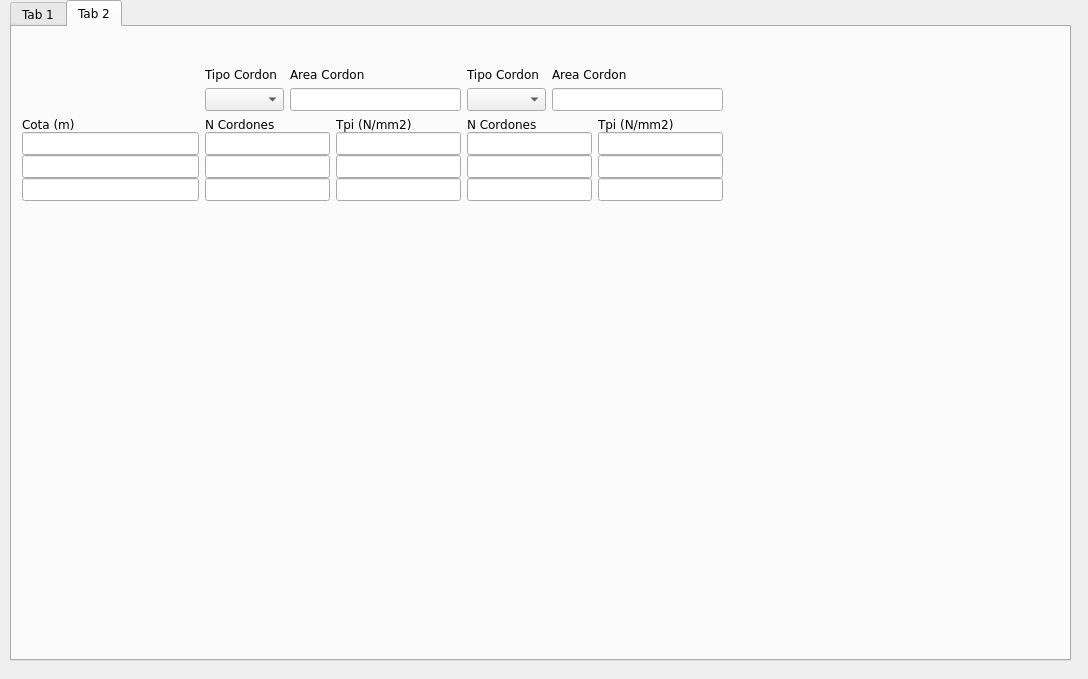
Above: ui_files/herramienta_trapecios_v8.ui from Sady-Guzman/herramienta_practica before the change. Below: the same form after it.
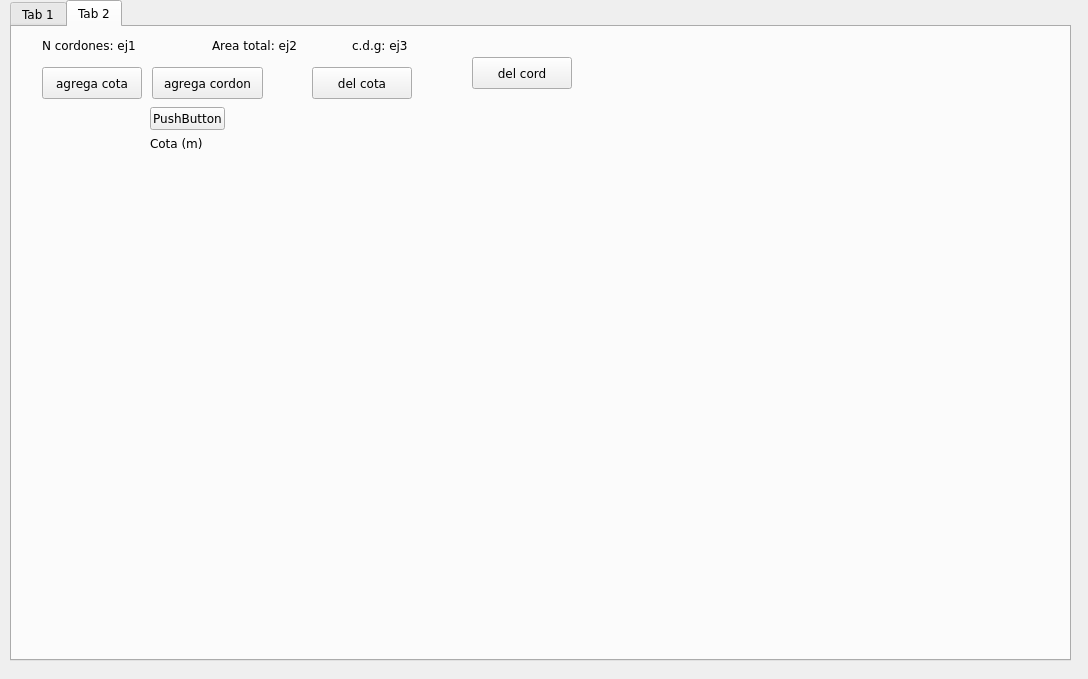
That is the form after the change.

Commit message: agrega funciones de manejo armadura act, test grid.py

```diff
--- a/ui_files/herramienta_trapecios_v8.ui
+++ b/ui_files/herramienta_trapecios_v8.ui
@@ -32,6 +32,15 @@
    <property name="currentIndex">
     <number>1</number>
    </property>
+   <property name="documentMode">
+    <bool>false</bool>
+   </property>
+   <property name="tabsClosable">
+    <bool>false</bool>
+   </property>
+   <property name="tabBarAutoHide">
+    <bool>false</bool>
+   </property>
    <widget class="QWidget" name="tab">
     <attribute name="title">
      <string>Tab 1</string>
@@ -417,159 +426,30 @@
      <property name="geometry">
       <rect>
        <x>10</x>
-       <y>40</y>
-       <width>701</width>
+       <y>80</y>
+       <width>331</width>
        <height>351</height>
       </rect>
      </property>
      <layout class="QGridLayout" name="gridLayout">
-      <item row="0" column="2">
-       <layout class="QGridLayout" name="gridLayout_3">
-        <item row="0" column="1">
-         <widget class="QLabel" name="label_8">
-          <property name="text">
-           <string>Area Cordon</string>
-          </property>
-         </widget>
-        </item>
-        <item row="0" column="0">
-         <widget class="QLabel" name="label_9">
-          <property name="text">
-           <string>Tipo Cordon</string>
-          </property>
-         </widget>
-        </item>
-        <item row="1" column="0">
-         <widget class="QComboBox" name="comboBox_2"/>
-        </item>
-        <item row="1" column="1">
-         <widget class="QLineEdit" name="lineEdit_17"/>
-        </item>
-       </layout>
-      </item>
-      <item row="0" column="1">
-       <layout class="QGridLayout" name="gridLayout_2">
-        <item row="1" column="1">
-         <widget class="QLineEdit" name="lineEdit_10"/>
-        </item>
-        <item row="0" column="1">
-         <widget class="QLabel" name="label_5">
-          <property name="text">
-           <string>Area Cordon</string>
-          </property>
-         </widget>
-        </item>
-        <item row="0" column="0">
-         <widget class="QLabel" name="label_4">
-          <property name="text">
-           <string>Tipo Cordon</string>
-          </property>
-         </widget>
-        </item>
-        <item row="1" column="0">
-         <widget class="QComboBox" name="comboBox"/>
-        </item>
-       </layout>
-      </item>
-      <item row="1" column="2">
-       <layout class="QFormLayout" name="formLayout_2">
-        <property name="verticalSpacing">
-         <number>0</number>
-        </property>
-        <item row="0" column="0">
-         <widget class="QLabel" name="label_6">
-          <property name="text">
-           <string>N Cordones</string>
-          </property>
-         </widget>
-        </item>
-        <item row="0" column="1">
-         <widget class="QLabel" name="label_7">
-          <property name="text">
-           <string>Tpi (N/mm2)</string>
-          </property>
-         </widget>
-        </item>
-        <item row="1" column="0">
-         <widget class="QLineEdit" name="lineEdit_11"/>
-        </item>
-        <item row="1" column="1">
-         <widget class="QLineEdit" name="lineEdit_12"/>
-        </item>
-        <item row="2" column="0">
-         <widget class="QLineEdit" name="lineEdit_13"/>
-        </item>
-        <item row="2" column="1">
-         <widget class="QLineEdit" name="lineEdit_14"/>
-        </item>
-        <item row="3" column="0">
-         <widget class="QLineEdit" name="lineEdit_15"/>
-        </item>
-        <item row="3" column="1">
-         <widget class="QLineEdit" name="lineEdit_16"/>
-        </item>
-       </layout>
-      </item>
-      <item row="1" column="1">
-       <layout class="QFormLayout" name="formLayout">
-        <property name="verticalSpacing">
-         <number>0</number>
-        </property>
-        <item row="0" column="0">
-         <widget class="QLabel" name="label_2">
-          <property name="text">
-           <string>N Cordones</string>
-          </property>
-         </widget>
-        </item>
-        <item row="0" column="1">
-         <widget class="QLabel" name="label_3">
-          <property name="text">
-           <string>Tpi (N/mm2)</string>
-          </property>
-         </widget>
-        </item>
-        <item row="1" column="0">
-         <widget class="QLineEdit" name="lineEdit_5"/>
-        </item>
-        <item row="1" column="1">
-         <widget class="QLineEdit" name="lineEdit_6"/>
-        </item>
-        <item row="2" column="0">
-         <widget class="QLineEdit" name="lineEdit_4"/>
-        </item>
-        <item row="2" column="1">
-         <widget class="QLineEdit" name="lineEdit_7"/>
-        </item>
-        <item row="3" column="0">
-         <widget class="QLineEdit" name="lineEdit_8"/>
-        </item>
-        <item row="3" column="1">
-         <widget class="QLineEdit" name="lineEdit_9"/>
-        </item>
-       </layout>
-      </item>
       <item row="1" column="0">
        <layout class="QVBoxLayout" name="verticalLayout">
         <property name="spacing">
          <number>0</number>
         </property>
         <item>
-         <widget class="QLabel" name="label">
+         <widget class="QLabel" name="tab2_label_cota">
+          <property name="maximumSize">
+           <size>
+            <width>100</width>
+            <height>16777215</height>
+           </size>
+          </property>
           <property name="text">
            <string>Cota (m)</string>
           </property>
          </widget>
         </item>
-        <item>
-         <widget class="QLineEdit" name="lineEdit"/>
-        </item>
-        <item>
-         <widget class="QLineEdit" name="lineEdit_3"/>
-        </item>
-        <item>
-         <widget class="QLineEdit" name="lineEdit_2"/>
-        </item>
         <item>
          <spacer name="verticalSpacer_2">
           <property name="orientation">
@@ -585,8 +465,118 @@
         </item>
        </layout>
       </item>
+      <item row="0" column="1">
+       <layout class="QGridLayout" name="gridLayout_2"/>
+      </item>
+      <item row="0" column="0">
+       <widget class="QPushButton" name="tab2_relleno_layout_armaduras">
+        <property name="enabled">
+         <bool>true</bool>
+        </property>
+        <property name="maximumSize">
+         <size>
+          <width>75</width>
+          <height>16777215</height>
+         </size>
+        </property>
+        <property name="text">
+         <string>PushButton</string>
+        </property>
+       </widget>
+      </item>
      </layout>
     </widget>
+    <widget class="QLabel" name="tab2_label_cant_cord">
+     <property name="geometry">
+      <rect>
+       <x>30</x>
+       <y>10</y>
+       <width>111</width>
+       <height>16</height>
+      </rect>
+     </property>
+     <property name="text">
+      <string>N cordones: ej1</string>
+     </property>
+    </widget>
+    <widget class="QLabel" name="tab2_label_area_total">
+     <property name="geometry">
+      <rect>
+       <x>200</x>
+       <y>10</y>
+       <width>111</width>
+       <height>16</height>
+      </rect>
+     </property>
+     <property name="text">
+      <string>Area total: ej2</string>
+     </property>
+    </widget>
+    <widget class="QLabel" name="tab2_label_cg">
+     <property name="geometry">
+      <rect>
+       <x>340</x>
+       <y>10</y>
+       <width>111</width>
+       <height>16</height>
+      </rect>
+     </property>
+     <property name="text">
+      <string>c.d.g: ej3</string>
+     </property>
+    </widget>
+    <widget class="QPushButton" name="tab2_btn_add_cota">
+     <property name="geometry">
+      <rect>
+       <x>30</x>
+       <y>40</y>
+       <width>100</width>
+       <height>32</height>
+      </rect>
+     </property>
+     <property name="text">
+      <string>agrega cota</string>
+     </property>
+    </widget>
+    <widget class="QPushButton" name="tab2_btn_add_cord">
+     <property name="geometry">
+      <rect>
+       <x>140</x>
+       <y>40</y>
+       <width>111</width>
+       <height>32</height>
+      </rect>
+     </property>
+     <property name="text">
+      <string>agrega cordon</string>
+     </property>
+    </widget>
+    <widget class="QPushButton" name="tab2_btn_del_cota">
+     <property name="geometry">
+      <rect>
+       <x>300</x>
+       <y>40</y>
+       <width>100</width>
+       <height>32</height>
+      </rect>
+     </property>
+     <property name="text">
+      <string>del cota</string>
+     </property>
+    </widget>
+    <widget class="QPushButton" name="tab2_btn_del_cord">
+     <property name="geometry">
+      <rect>
+       <x>460</x>
+       <y>30</y>
+       <width>100</width>
+       <height>32</height>
+      </rect>
+     </property>
+     <property name="text">
+      <string>del cord</string>
+     </property>
+    </widget>
    </widget>
   </widget>
  </widget>
```
The commit also changes 11 other files.
